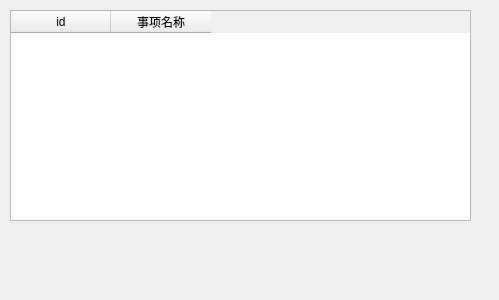
This is realProgect/dailymsy4.ui in Arthur381/QTproject as Qt 5 draws it before an edit. The edited form follows.
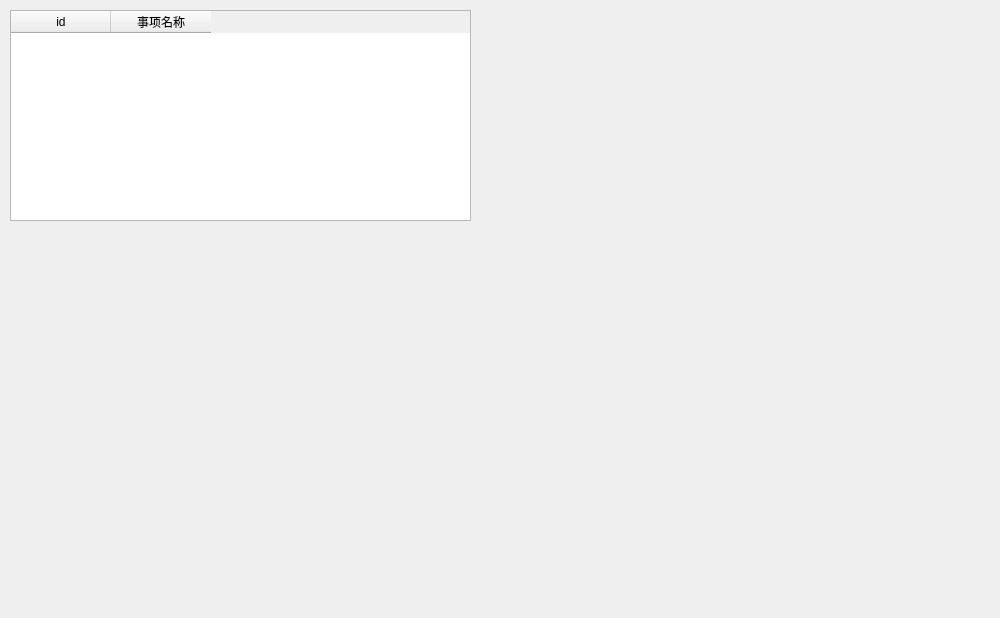
This is the edited form.

The edit to the form file:
```diff
--- a/realProgect/dailymsy4.ui
+++ b/realProgect/dailymsy4.ui
@@ -6,10 +6,22 @@
    <rect>
     <x>0</x>
     <y>0</y>
-    <width>499</width>
-    <height>300</height>
+    <width>1000</width>
+    <height>618</height>
    </rect>
   </property>
+  <property name="minimumSize">
+   <size>
+    <width>1000</width>
+    <height>618</height>
+   </size>
+  </property>
+  <property name="maximumSize">
+   <size>
+    <width>1000</width>
+    <height>618</height>
+   </size>
+  </property>
   <property name="windowTitle">
    <string>Dialog</string>
   </property>
```
